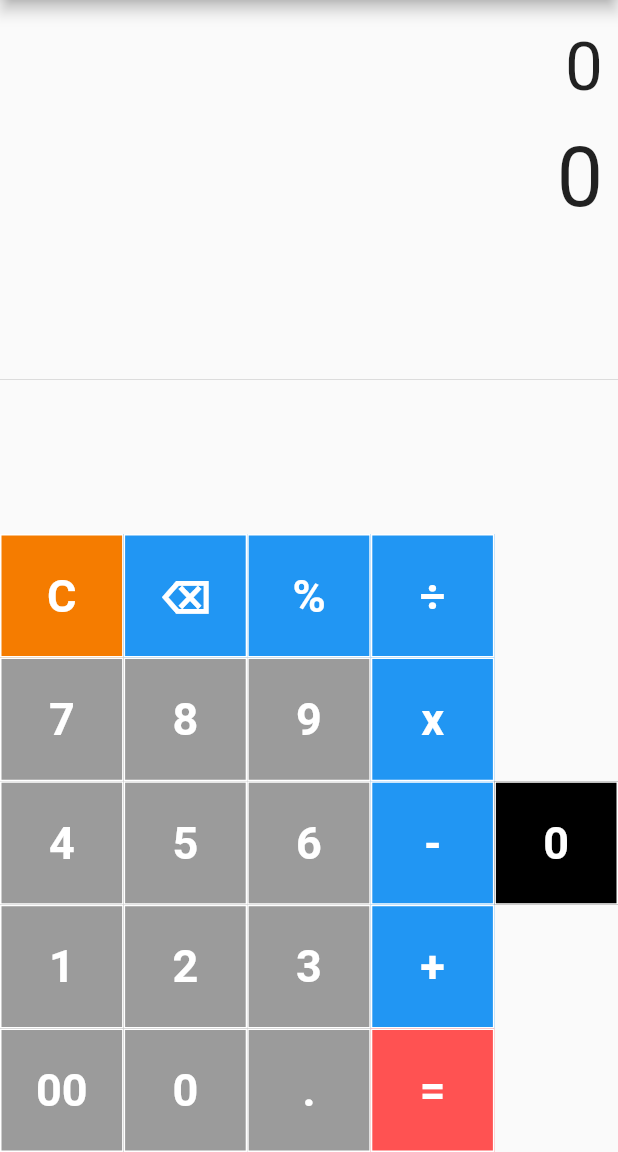
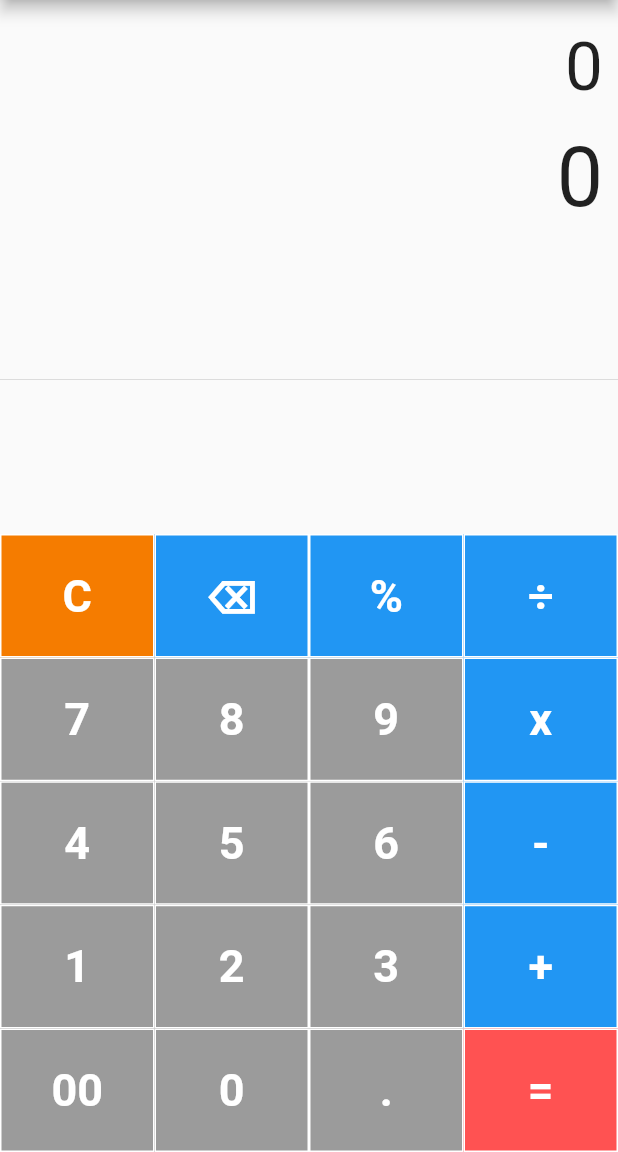
Before and after one commit to dungngminh/Calculator, a Flutter app: the screen it shows after launch, on a phone screen of 412 x 824 dp, the part 84-1236 px from its top. Run offline on Flutter 3.47's test engine with Material 2 defaults, Android fonts, the phone set to English and light mode, and no system bars; our stand-ins replace math_expressions.

Commit message:
change xí

```diff
--- a/lib/s1mple_calculator.dart
+++ b/lib/s1mple_calculator.dart
@@ -125,7 +125,7 @@ class _S1mpleCalculatorState extends State<S1mpleCalculator> {
             mainAxisAlignment: MainAxisAlignment.center,
             children: <Widget>[
               Container(
-                width: MediaQuery.of(context).size.width * 0.8,
+                width: MediaQuery.of(context).size.width * 1,
                 child: Table(
                   children: [
                     TableRow(
@@ -171,18 +171,7 @@ class _S1mpleCalculatorState extends State<S1mpleCalculator> {
                   ],
                 ),
               ),
-              Container(
-                width: MediaQuery.of(context).size.width * 0.2,
-                child: Table(
-                  children: [
-                    TableRow(
-                      children: [
-                        keyButton("0", 1, Colors.black),
-                      ],
-                    )
-                  ],
-                ),
-              ),
+
             ],
           ),
         ],
@@ -210,9 +199,10 @@ class _S1mpleCalculatorState extends State<S1mpleCalculator> {
                   Text(
                     "của dtp",
                     style: TextStyle(
-                        fontSize: 18,
-                        fontWeight: FontWeight.normal,
-                        color: Colors.black,),
+                      fontSize: 18,
+                      fontWeight: FontWeight.normal,
+                      color: Colors.black,
+                    ),
                   ),
                 ],
               ),
@@ -238,8 +228,10 @@ class _S1mpleCalculatorState extends State<S1mpleCalculator> {
               textAlign: TextAlign.center,
             ),
             onTap: () {
-              Navigator.pushReplacement(context,
-                  MaterialPageRoute(builder: (context) => ScientificCalculator()));
+              Navigator.pushReplacement(
+                  context,
+                  MaterialPageRoute(
+                      builder: (context) => ScientificCalculator()));
             },
           ),
         ],
```
